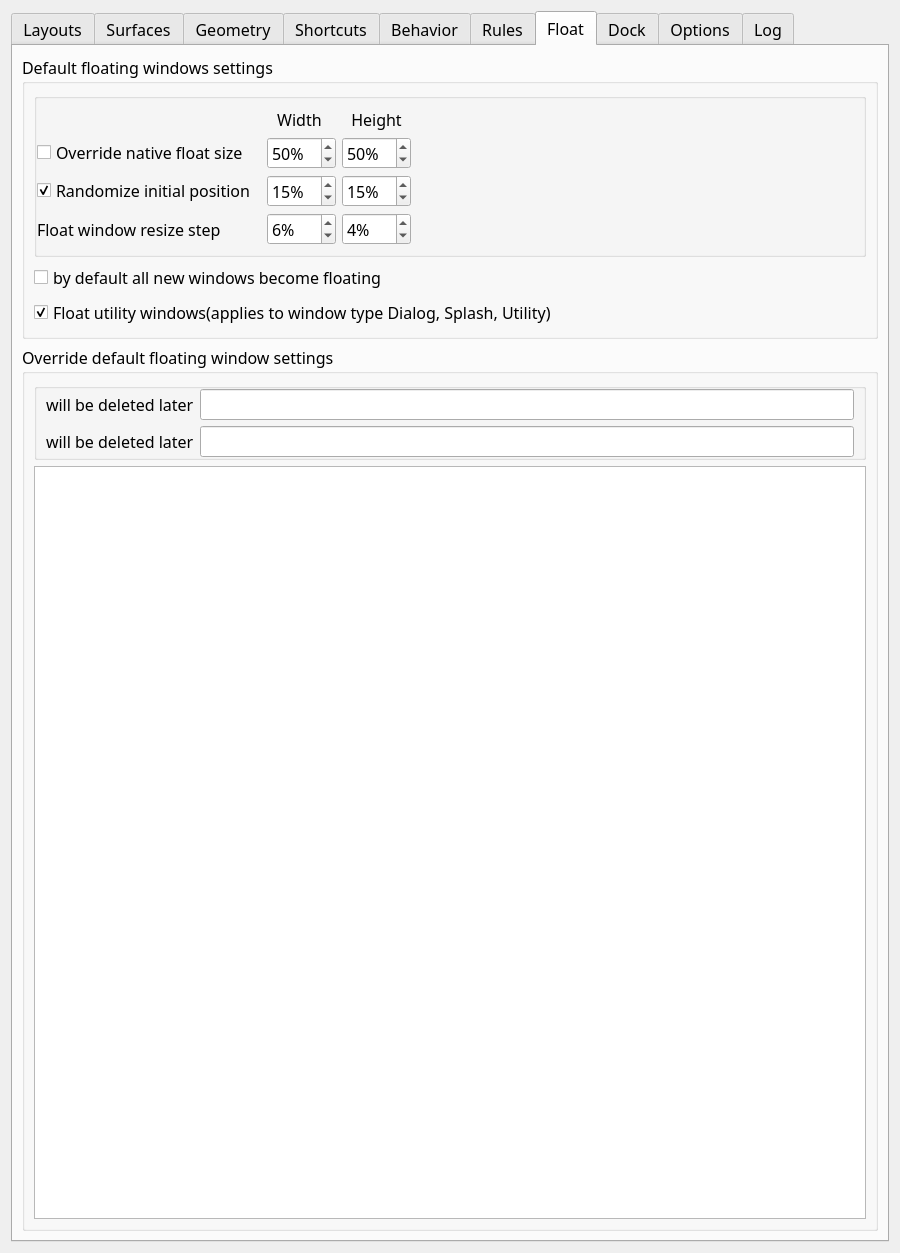
The window that res/config.ui (AndyEveritt/Krohnkite) describes before a commit, drawn with Qt 5.
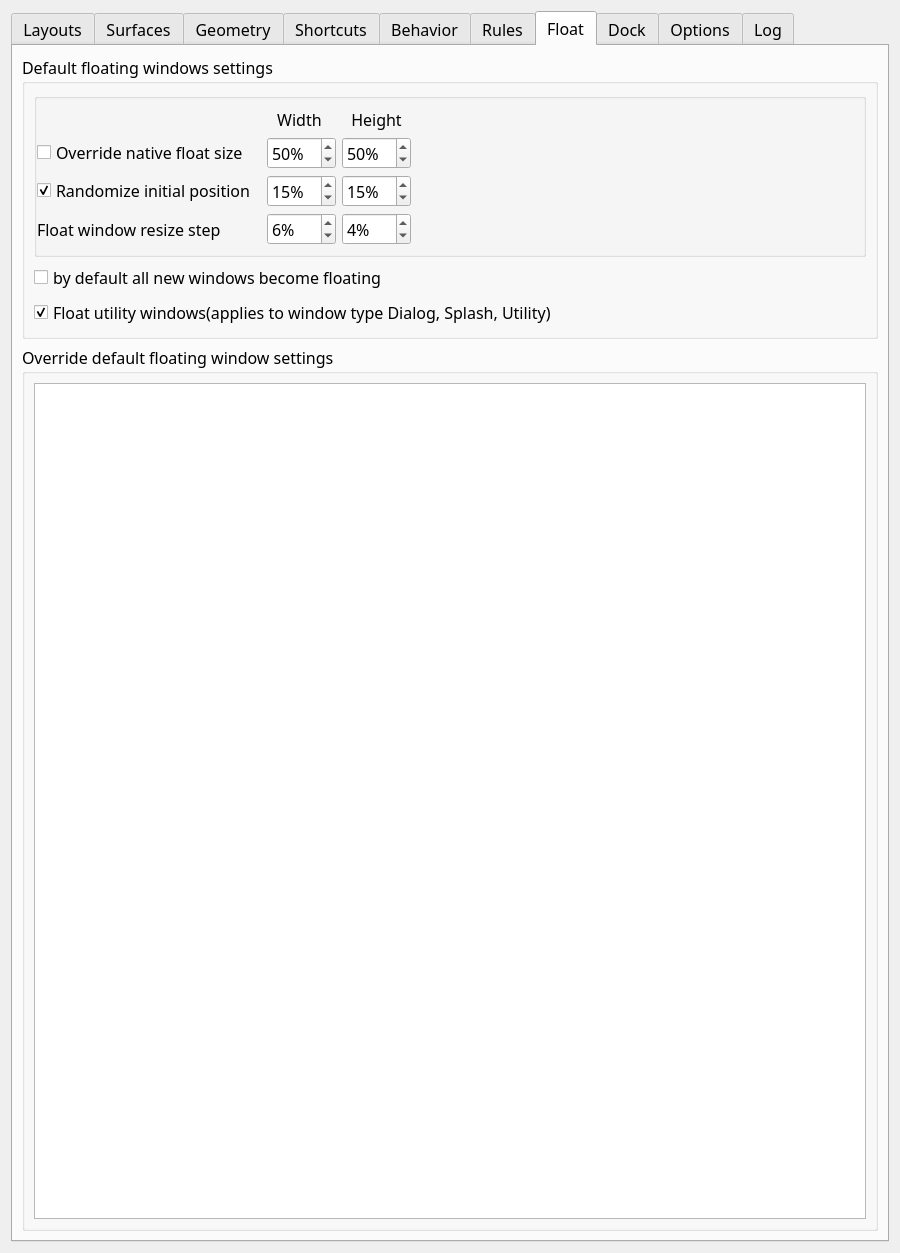
The same window after the commit. The open tabs and pages were chosen to show the change. Icons and pictures are not drawn. Custom widgets are drawn as their Qt base class.

Commit message: fix(config): align settings keys across xml, ui and ConfigVariables

```diff
--- a/res/config.ui
+++ b/res/config.ui
@@ -4872,64 +4872,6 @@
           <string>Override default floating window settings</string>
          </property>
          <layout class="QGridLayout" name="gridLayout_6">
-          <item row="3" column="1">
-           <widget class="QGroupBox" name="groupBox_31">
-            <property name="title">
-             <string/>
-            </property>
-            <property name="flat">
-             <bool>true</bool>
-            </property>
-            <layout class="QGridLayout" name="gridLayout_28">
-             <property name="topMargin">
-              <number>0</number>
-             </property>
-             <property name="bottomMargin">
-              <number>0</number>
-             </property>
-             <item row="1" column="0">
-              <widget class="QLabel" name="floatingTitleLabel">
-               <property name="text">
-                <string>will be deleted later</string>
-               </property>
-              </widget>
-             </item>
-             <item row="0" column="0">
-              <widget class="QLabel" name="floatingClassLabel">
-               <property name="text">
-                <string>will be deleted later</string>
-               </property>
-              </widget>
-             </item>
-             <item row="0" column="1">
-              <widget class="QLineEdit" name="kcfg_floatingClass">
-               <property name="enabled">
-                <bool>true</bool>
-               </property>
-               <property name="toolTip">
-                <string>&lt;html&gt;&lt;head/&gt;&lt;body&gt;&lt;p&gt;This field don't work. Don't use it and move your configuration to text field bellow&lt;/p&gt;&lt;/body&gt;&lt;/html&gt;</string>
-               </property>
-               <property name="readOnly">
-                <bool>true</bool>
-               </property>
-              </widget>
-             </item>
-             <item row="1" column="1">
-              <widget class="QLineEdit" name="kcfg_floatingTitle">
-               <property name="enabled">
-                <bool>true</bool>
-               </property>
-               <property name="toolTip">
-                <string>&lt;html&gt;&lt;head/&gt;&lt;body&gt;&lt;p&gt;This field don't work. Don't use it and move your configuration to text field bellow&lt;/p&gt;&lt;/body&gt;&lt;/html&gt;</string>
-               </property>
-               <property name="readOnly">
-                <bool>true</bool>
-               </property>
-              </widget>
-             </item>
-            </layout>
-           </widget>
-          </item>
           <item row="4" column="1">
            <widget class="QPlainTextEdit" name="kcfg_floatConfig">
             <property name="toolTip">
```
Left out of the diff: 2 changed lines with no effect on the pictures. The commit also changes 3 other files.
